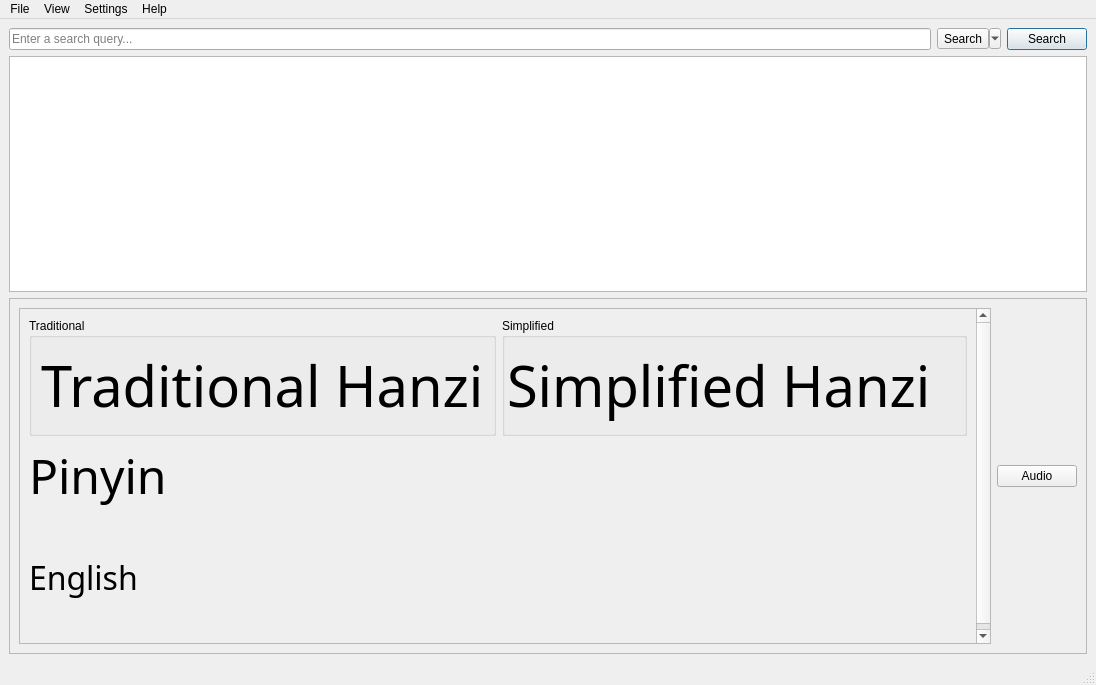
This is res/ui/MainWindow.ui in mruiz42/cedict-qt as Qt 5 draws it before an edit. The edited form follows.
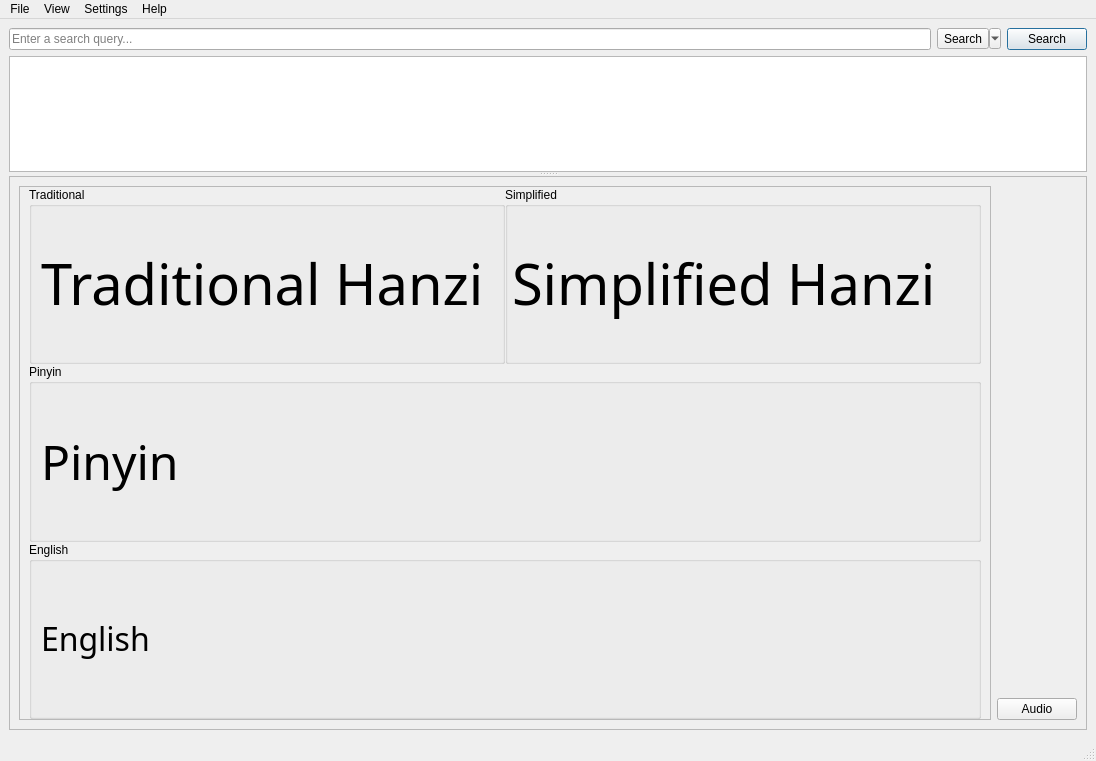
This is the edited form.

Commit message: Changed layout and fixed actions

The edit to the form file:
```diff
--- a/res/ui/MainWindow.ui
+++ b/res/ui/MainWindow.ui
@@ -7,7 +7,7 @@
     <x>0</x>
     <y>0</y>
     <width>1096</width>
-    <height>685</height>
+    <height>761</height>
    </rect>
   </property>
   <property name="minimumSize">
@@ -20,9 +20,7 @@
    <string>MainWindow</string>
   </property>
   <widget class="QWidget" name="centralwidget">
-   <layout class="QGridLayout" name="gridLayout_2">
-    <item row="0" column="0" rowspan="2">
-     <layout class="QVBoxLayout" name="verticalLayout_main">
+   <layout class="QVBoxLayout" name="verticalLayout_8">
       <item>
        <layout class="QHBoxLayout" name="horizontalLayout_searchbar">
         <item>
@@ -70,9 +68,25 @@
        </layout>
       </item>
       <item>
+     <widget class="QSplitter" name="splitter">
+      <property name="sizePolicy">
+       <sizepolicy hsizetype="Preferred" vsizetype="Preferred">
+        <horstretch>0</horstretch>
+        <verstretch>0</verstretch>
+       </sizepolicy>
+      </property>
+      <property name="orientation">
+       <enum>Qt::Vertical</enum>
+      </property>
+      <widget class="QWidget" name="gridLayoutWidget">
+       <layout class="QGridLayout" name="gridLayout_2">
+        <property name="sizeConstraint">
+         <enum>QLayout::SetMinimumSize</enum>
+        </property>
+        <item row="1" column="0">
        <widget class="QTableView" name="tableView">
         <property name="sizePolicy">
-         <sizepolicy hsizetype="Minimum" vsizetype="MinimumExpanding">
+           <sizepolicy hsizetype="Minimum" vsizetype="Preferred">
           <horstretch>0</horstretch>
           <verstretch>0</verstretch>
          </sizepolicy>
@@ -111,8 +125,15 @@
         </attribute>
        </widget>
       </item>
+       </layout>
+      </widget>
+      <widget class="QWidget" name="gridLayoutWidget_2">
+       <layout class="QVBoxLayout" name="verticalLayout_11">
+        <property name="sizeConstraint">
+         <enum>QLayout::SetMinimumSize</enum>
+        </property>
       <item>
-       <widget class="QFrame" name="Hanzi">
+         <widget class="QFrame" name="definitionFrame">
         <property name="sizePolicy">
          <sizepolicy hsizetype="MinimumExpanding" vsizetype="MinimumExpanding">
           <horstretch>0</horstretch>
@@ -126,8 +147,41 @@
          <enum>QFrame::Raised</enum>
         </property>
         <layout class="QGridLayout" name="gridLayout">
+           <item row="0" column="2">
+            <layout class="QVBoxLayout" name="verticalLayout_10">
+             <item>
+              <spacer name="verticalSpacer">
+               <property name="orientation">
+                <enum>Qt::Vertical</enum>
+               </property>
+               <property name="sizeHint" stdset="0">
+                <size>
+                 <width>20</width>
+                 <height>40</height>
+                </size>
+               </property>
+              </spacer>
+             </item>
+             <item>
+              <widget class="QPushButton" name="pushButton_audio">
+               <property name="text">
+                <string>Audio</string>
+               </property>
+              </widget>
+             </item>
+            </layout>
+           </item>
          <item row="0" column="1">
           <widget class="QScrollArea" name="scrollArea">
+             <property name="sizePolicy">
+              <sizepolicy hsizetype="MinimumExpanding" vsizetype="MinimumExpanding">
+               <horstretch>0</horstretch>
+               <verstretch>0</verstretch>
+              </sizepolicy>
+             </property>
+             <property name="sizeAdjustPolicy">
+              <enum>QAbstractScrollArea::AdjustToContents</enum>
+             </property>
            <property name="widgetResizable">
             <bool>true</bool>
            </property>
@@ -136,28 +190,70 @@
              <rect>
               <x>0</x>
               <y>0</y>
-              <width>982</width>
-              <height>321</height>
-             </rect>
-            </property>
+                <width>980</width>
+                <height>293</height>
+               </rect>
+              </property>
+              <property name="sizePolicy">
+               <sizepolicy hsizetype="Preferred" vsizetype="Preferred">
+                <horstretch>0</horstretch>
+                <verstretch>0</verstretch>
+               </sizepolicy>
+              </property>
             <layout class="QHBoxLayout" name="horizontalLayout">
+               <property name="spacing">
+                <number>0</number>
+               </property>
+               <property name="topMargin">
+                <number>0</number>
+               </property>
+               <property name="bottomMargin">
+                <number>0</number>
+               </property>
              <item>
               <layout class="QVBoxLayout" name="verticalLayout_labelArea">
+                 <property name="sizeConstraint">
+                  <enum>QLayout::SetMinimumSize</enum>
+                 </property>
                <item>
-                <layout class="QHBoxLayout" name="horizontalLayout_hanzi_splitter">
+                  <layout class="QHBoxLayout" name="horizontalLayout_hanzi">
+                   <property name="spacing">
+                    <number>0</number>
+                   </property>
+                   <property name="sizeConstraint">
+                    <enum>QLayout::SetDefaultConstraint</enum>
+                   </property>
+                   <property name="leftMargin">
+                    <number>0</number>
+                   </property>
+                   <property name="topMargin">
+                    <number>0</number>
+                   </property>
+                   <property name="rightMargin">
+                    <number>0</number>
+                   </property>
+                   <property name="bottomMargin">
+                    <number>0</number>
+                   </property>
                  <item>
                   <widget class="QGroupBox" name="groupbox_traditional">
+                     <property name="sizePolicy">
+                      <sizepolicy hsizetype="MinimumExpanding" vsizetype="Minimum">
+                       <horstretch>0</horstretch>
+                       <verstretch>0</verstretch>
+                      </sizepolicy>
+                     </property>
                    <property name="title">
                     <string>Traditional</string>
                    </property>
                    <property name="flat">
-                    <bool>true</bool>
+                      <bool>false</bool>
                    </property>
                    <layout class="QVBoxLayout" name="verticalLayout_splitter_traditional">
                     <item>
                      <widget class="QLabel" name="label_hanzi_traditional">
                       <property name="sizePolicy">
-                       <sizepolicy hsizetype="MinimumExpanding" vsizetype="MinimumExpanding">
+                         <sizepolicy hsizetype="Fixed" vsizetype="Fixed">
                         <horstretch>0</horstretch>
                         <verstretch>0</verstretch>
                        </sizepolicy>
@@ -181,6 +277,12 @@
                  </item>
                  <item>
                   <widget class="QGroupBox" name="groupBox_simplified">
+                     <property name="sizePolicy">
+                      <sizepolicy hsizetype="MinimumExpanding" vsizetype="Minimum">
+                       <horstretch>0</horstretch>
+                       <verstretch>0</verstretch>
+                      </sizepolicy>
+                     </property>
                    <property name="font">
                     <font>
                      <weight>50</weight>
@@ -193,7 +295,7 @@
                     <string>Simplified</string>
                    </property>
                    <property name="flat">
-                    <bool>true</bool>
+                      <bool>false</bool>
                    </property>
                    <property name="checkable">
                     <bool>false</bool>
@@ -203,21 +305,21 @@
                      <number>2</number>
                     </property>
                     <property name="leftMargin">
-                     <number>2</number>
+                       <number>4</number>
                     </property>
                     <property name="topMargin">
-                     <number>2</number>
+                       <number>4</number>
                     </property>
                     <property name="rightMargin">
-                     <number>2</number>
+                       <number>4</number>
                     </property>
                     <property name="bottomMargin">
-                     <number>2</number>
+                       <number>4</number>
                     </property>
                     <item>
                      <widget class="QLabel" name="label_hanzi_simplified">
                       <property name="sizePolicy">
-                       <sizepolicy hsizetype="MinimumExpanding" vsizetype="MinimumExpanding">
+                         <sizepolicy hsizetype="Fixed" vsizetype="Fixed">
                         <horstretch>0</horstretch>
                         <verstretch>0</verstretch>
                        </sizepolicy>
@@ -255,6 +357,18 @@
                 </layout>
                </item>
                <item>
+                  <widget class="QGroupBox" name="groupBox_pinyin">
+                   <property name="sizePolicy">
+                    <sizepolicy hsizetype="Preferred" vsizetype="Minimum">
+                     <horstretch>0</horstretch>
+                     <verstretch>0</verstretch>
+                    </sizepolicy>
+                   </property>
+                   <property name="title">
+                    <string>Pinyin</string>
+                   </property>
+                   <layout class="QVBoxLayout" name="verticalLayout_6">
+                    <item>
                 <widget class="QLabel" name="label_pinyin">
                  <property name="sizePolicy">
                   <sizepolicy hsizetype="MinimumExpanding" vsizetype="Preferred">
@@ -285,22 +399,21 @@
                  </property>
                 </widget>
                </item>
-               <item>
-                <spacer name="verticalSpacer_labelArea1">
-                 <property name="orientation">
-                  <enum>Qt::Vertical</enum>
-                 </property>
-                 <property name="sizeType">
-                  <enum>QSizePolicy::MinimumExpanding</enum>
-                 </property>
-                 <property name="sizeHint" stdset="0">
-                  <size>
-                   <width>20</width>
-                   <height>40</height>
-                  </size>
-                 </property>
-                </spacer>
-               </item>
+                   </layout>
+                  </widget>
+                 </item>
+                 <item>
+                  <widget class="QGroupBox" name="groupBox_english">
+                   <property name="sizePolicy">
+                    <sizepolicy hsizetype="Preferred" vsizetype="Minimum">
+                     <horstretch>0</horstretch>
+                     <verstretch>0</verstretch>
+                    </sizepolicy>
+                   </property>
+                   <property name="title">
+                    <string>English</string>
+                   </property>
+                   <layout class="QVBoxLayout" name="verticalLayout_7">
                <item>
                 <widget class="QLabel" name="label_english">
                  <property name="sizePolicy">
@@ -335,21 +448,8 @@
                  </property>
                 </widget>
                </item>
-               <item>
-                <spacer name="verticalSpacer_labelArea2">
-                 <property name="orientation">
-                  <enum>Qt::Vertical</enum>
-                 </property>
-                 <property name="sizeType">
-                  <enum>QSizePolicy::MinimumExpanding</enum>
-                 </property>
-                 <property name="sizeHint" stdset="0">
-                  <size>
-                   <width>20</width>
-                   <height>40</height>
-                  </size>
-                 </property>
-                </spacer>
+                   </layout>
+                  </widget>
                </item>
               </layout>
              </item>
@@ -357,17 +457,12 @@
            </widget>
           </widget>
          </item>
-         <item row="0" column="2">
-          <widget class="QPushButton" name="pushButton_audio">
-           <property name="text">
-            <string>Audio</string>
-           </property>
-          </widget>
-         </item>
         </layout>
        </widget>
       </item>
      </layout>
+      </widget>
+     </widget>
     </item>
    </layout>
   </widget>
```
Lines whose indentation alone changed are shown as unchanged. The commit also changes 2 other files.
